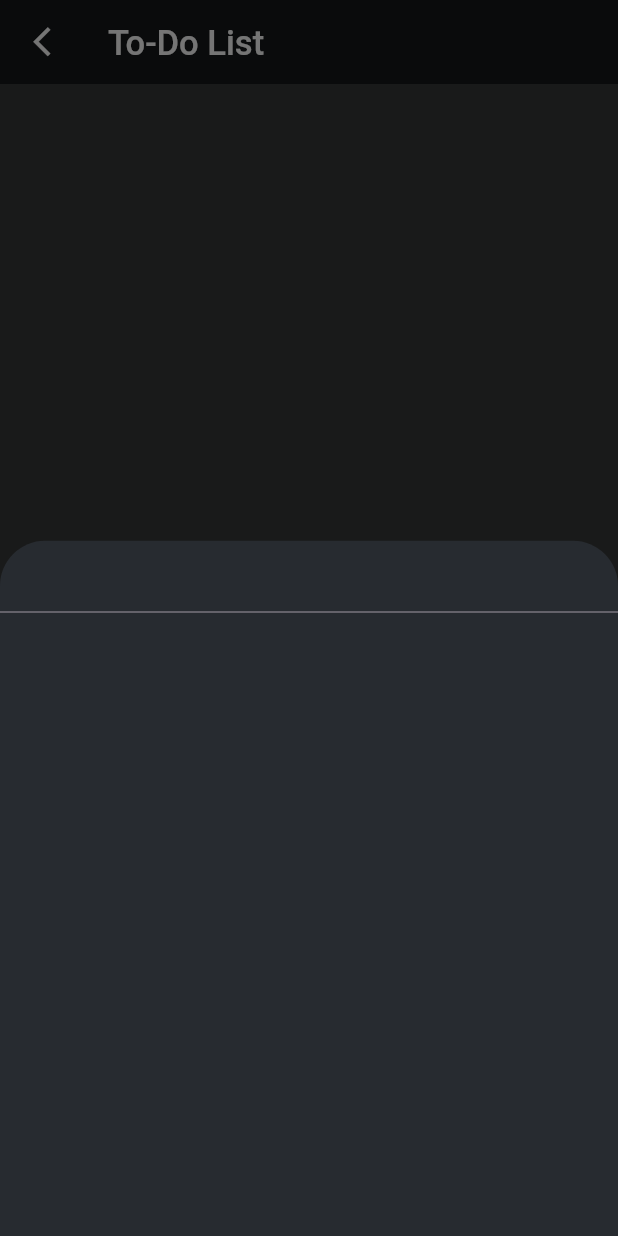
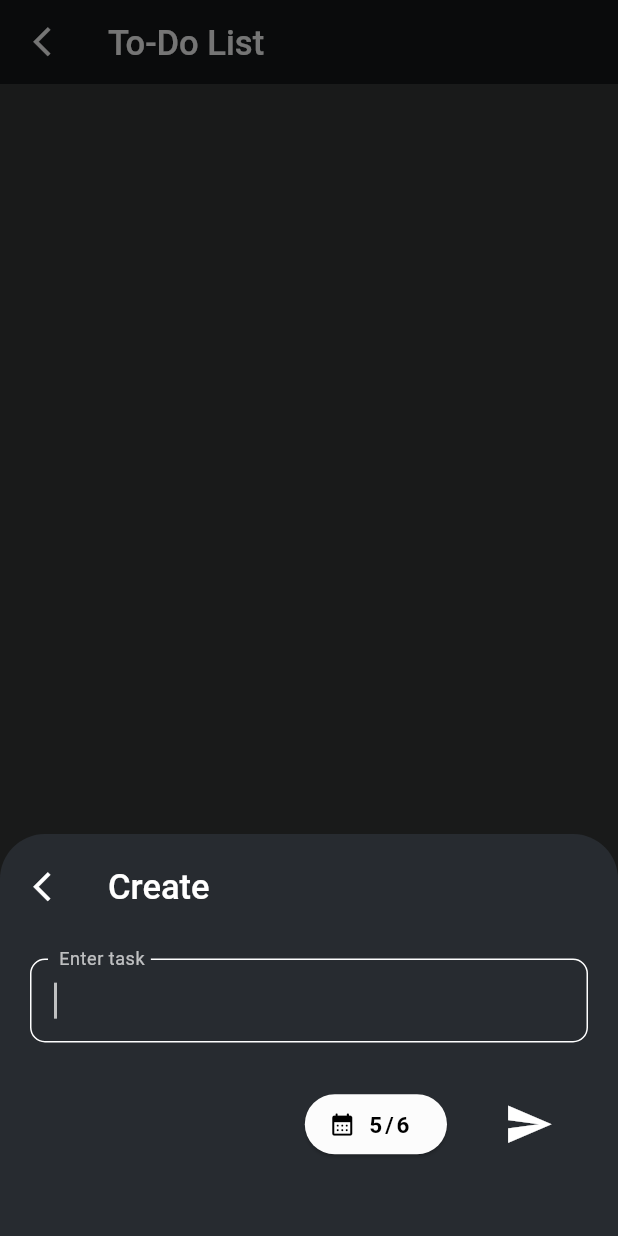
Before and after one commit to Gabbar-v7/CRUD, a Flutter app: the screen it shows after launch, after a tap on the "add" icon, on a phone screen of 412 x 824 dp. Run offline on Flutter 3.47's test engine with Material 3 defaults, Android fonts, the light colour scheme and no system bars; our stand-ins replace gap, hive_flutter; accounts and stored records are empty; project files that could hold a hidden picture were left out.

Commit message:
ModalBottomSheet Ui completed
Added textfield, date button, send button
Pending logic of send button, date button and initialising modal sheet

```diff
--- a/lib/logic/todo_list.dart
+++ b/lib/logic/todo_list.dart
@@ -6,7 +6,7 @@ import 'package:CRUD/utils/mini_tools.dart';
 import 'package:hive_flutter/hive_flutter.dart';
 
 class ToDoLogic {
-  late Worker worker ;
+  late Worker worker;
   late List<dynamic> displayTasks;
   List<String> category = [' Today', ' Previous', 'Future', ' Completed'];
   // List<String> operation = ['create', 'update', 'delete'];
@@ -20,17 +20,22 @@ class ToDoLogic {
 
 class Worker {
   late final Isolate isolate;
-  Completer<void> isolateReady=Completer<void>();
+  Completer<void> isolateReady = Completer<void>();
   late SendPort sendPort;
   late String path;
+  Box box = Hive.box('user_data');
   List<dynamic> displayTasks;
-  Function updateUi ;
+  Function updateUi;
 
-  Worker(this.displayTasks, this.updateUi){
+  Worker(this.displayTasks, this.updateUi) {
+    try {
       spawn();
+    } catch (error) {
+      null;
+    }
   }
 
-  void spawn()async{
+  void spawn() async {
     Directory dir = await getApplicationDocumentsDirectory();
     path = dir.path;
     ReceivePort receivePort = ReceivePort();
@@ -40,12 +45,16 @@ class Worker {
     isolate = await Isolate.spawn(_remoteIsolate, receivePort.sendPort);
   }
 
-  void crudIsolate(String type, Map task){
+  void crudIsolate(String type, Map task) {
     sendPort.send([type, task]);
   }
 
-  void end(){
+  void end() {
+    try {
       isolate.kill();
+    } catch (error) {
+      null;
+    }
   }
 
   void _responsesFromIsolate(dynamic message) {
@@ -54,9 +63,15 @@ class Worker {
       displayTasks.addAll(message);
       updateUi();
     } else if (message is SendPort) {
-    sendPort=message;
+      sendPort = message;
       isolateReady.complete();
-    sendPort.send(path);
+
+      DateTime today = DateTime.now();
+      if (!MiniTool.isSameDay(today, box.get('last_task_delete'))) {
+        sendPort.send({'path': path, 'deleteAll': true});
+      } else {
+        sendPort.send({'path': path, 'deleteAll': false});
+      }
     }
   }
 
@@ -65,43 +80,53 @@ class Worker {
     sendPort.send(receivePort.sendPort);
     late Box taskBox;
     late List<dynamic> orderedTasks;
-  late List<dynamic> displayTasks=[];
+    late List completedTasks;
+    late List<dynamic> displayTasks = [];
 
     receivePort.listen((dynamic message) async {
       if (message is List) {
         String operation = message[0];
         Map task = message[1];
 
-      if (operation=='create'){
+        if (operation == 'create') {
           taskBox.put(task['key'], task);
           orderedTasks.add(task);
           orderTask(orderedTasks, displayTasks);
           sendPort.send(displayTasks);
-      }
-      else if (operation == 'update'){
-        orderedTasks[orderedTasks.indexOf(taskBox.get(task['key']))]=task;
+        } else if (operation == 'update') {
+          orderedTasks[orderedTasks.indexOf(taskBox.get(task['key']))] = task;
           taskBox.put(task['key'], task);
           orderTask(orderedTasks, displayTasks);
           sendPort.send(displayTasks);
-      }
-      else if(message[0]=='delete'){
+        } else if (operation == 'delete') {
           orderedTasks.remove(task);
           taskBox.delete(task['key']);
           orderTask(orderedTasks, displayTasks);
           sendPort.send(displayTasks);
         }
+      } else if (message is Map) {
+        Hive.init(message['path']);
+        taskBox = await Hive.openBox<Map>('todo_box');
+        orderedTasks = taskBox.values.toList();
+        orderedTasks.sort(
+          (a, b) => a['dueDate'].compareTo(b['dueDate']),
+        );
+        completedTasks = orderTask(orderedTasks, displayTasks);
+        if (message['deleteAll'] == true) {
+          displayTasks.remove(completedTasks);
+          sendPort.send(displayTasks);
+          orderedTasks.remove(completedTasks);
+          for (Map task in completedTasks) {
+            taskBox.delete(task['key']);
           }
-    else if(message is String){
-      Hive.init(message);
-      taskBox =await Hive.openBox('todo_box');
-      orderedTasks = taskBox.values.toList();
-      orderTask(orderedTasks, displayTasks);
+        } else {
           sendPort.send(displayTasks);
+        }
       }
     });
   }
 
-static void orderTask(List orderedTasks, List displayTasks) {
+  static List orderTask(List orderedTasks, List displayTasks) {
     List<dynamic> todaysTasks = [];
     List<dynamic> previousTasks = [];
     List<dynamic> futureTasks = [];
@@ -122,14 +147,14 @@ static void orderTask(List orderedTasks, List displayTasks) {
         futureTasks.add(task);
       }
     }
-    List nestedList=[todaysTasks, previousTasks, futureTasks,completedTasks];
+    List nestedList = [todaysTasks, previousTasks, futureTasks, completedTasks];
     displayTasks.clear();
     for (int i = 0; i < nestedList.length; i++) {
       if (nestedList[i].isNotEmpty) {
         displayTasks.add(category[i]);
         displayTasks.addAll(nestedList[i]);
-      }}
-
       }
-
     }
+    return completedTasks;
+  }
+}
--- a/lib/pages/todo_list.dart
+++ b/lib/pages/todo_list.dart
@@ -1,34 +1,38 @@
-
 import 'package:CRUD/logic/todo_list.dart';
 import 'package:CRUD/utils/styles.dart';
 import 'package:flutter/material.dart';
 import 'package:gap/gap.dart';
+
 class ToDoPage extends StatefulWidget {
-   const ToDoPage({super.key});
+  const ToDoPage({super.key});
   @override
   State<ToDoPage> createState() => _ToDoPage();
 }
 
 class _ToDoPage extends State<ToDoPage> {
   late Styles appStyle = Styles(context);
+  late Styles modalStyle = Styles(context);
+  final TextEditingController _controller = TextEditingController();
   List<dynamic> displayTasks = [];
   late ToDoLogic logic;
-  bool initialized=false;
+  bool initialized = false;
 
   @override
   void didChangeDependencies() {
     super.didChangeDependencies();
-      if (!initialized){appStyle;
+    if (!initialized) {
+      appStyle;
       logic = ToDoLogic(
           displayTasks,
           () => setState(() {
                 displayTasks;
               }));
-    initialized=true;}
+      initialized = true;
+    }
   }
 
   @override
-  void dispose(){
+  void dispose() {
     super.dispose();
     logic.worker.end();
   }
@@ -94,20 +98,88 @@ class _ToDoPage extends State<ToDoPage> {
             )));
   }
 
+  StatefulBuilder taskModalSheet(String type, Map task) {
+    return StatefulBuilder(
+      builder: (context, setstate) => Column(
+        mainAxisSize: MainAxisSize.min,
+        children: [
+          const Gap(7),
+          modalStyle.appBar(type,
+              backgroundColor: Colors.transparent, actions: []),
+          Padding(
+            padding: EdgeInsets.only(
+                top: 20.0,
+                right: 20,
+                left: 20,
+                bottom: MediaQuery.of(context).viewInsets.bottom),
+            child: TextField(
+              autofocus: true,
+              decoration: const InputDecoration(
+                  focusColor: Colors.white,
+                  labelText: ' Enter task',
+                  labelStyle: TextStyle(
+                      color: Colors.white70, fontWeight: FontWeight.w400),
+                  floatingLabelStyle: TextStyle(
+                    color: Colors.white70,
+                    fontSize: 16,
+                    fontWeight: FontWeight.normal,
+                  ),
+                  border: OutlineInputBorder(
+                      borderRadius: BorderRadius.all(Radius.circular(10))),
+                  focusedBorder: OutlineInputBorder(
+                      borderRadius: BorderRadius.all(Radius.circular(10)),
+                      borderSide: BorderSide(color: Colors.white))),
+              style: const TextStyle(
+                color: Colors.white,
+              ),
+              controller: _controller,
+              cursorColor: Colors.white70,
+              textCapitalization: TextCapitalization.sentences,
+            ),
+          ),
+          Padding(
+            padding: const EdgeInsets.symmetric(horizontal: 35, vertical: 30),
+            child: Row(
+              mainAxisAlignment: MainAxisAlignment.end,
+              children: [
+                ElevatedButton.icon(
+                  onPressed: () => showDatePicker(
+                    context: context,
+                    initialDate: task['dueDate'],
+                    firstDate: DateTime(2000),
+                    lastDate: DateTime(5000),
 
-  StatefulBuilder taskModalSheet() {
-    final TextEditingController controller =TextEditingController();
-    return  StatefulBuilder(
-
-      builder: (context, setstate) =>
-        Column(
-        children: [
-          TextField(
-            controller: controller,
+                  ),
+                  label: Text(
+                    '${task['dueDate'].day}/${task['dueDate'].month}',
+                    style: const TextStyle(
+                      fontSize: 15,
+                      fontWeight: FontWeight.w600,
+                      letterSpacing: 2,
+                    ),
+                  ),
+                  icon: const Icon(Icons.calendar_month_rounded),
+                  style: ButtonStyle(
+                    backgroundColor: WidgetStateProperty.all(
+                        const Color.fromARGB(255, 252, 252, 252)),
+                    foregroundColor: WidgetStateProperty.all(Colors.black),
+                  ),
+                ),
+                const Gap(30),
+                IconButton(
+                    onPressed: (){},
+                    icon: const Icon(
+                      Icons.send,
+                      size: 33,
+                      color: Colors.white,
+                    ))
+              ],
+            ),
+          ),
+          const Gap(20),
+        ],
       ),
-        ],
-    ),
-      );
+    );
   }
 
   @override
@@ -131,6 +203,7 @@ class _ToDoPage extends State<ToDoPage> {
                       BorderRadius.vertical(top: Radius.circular(30.0)),
                 ),
                 context: context,
-                builder: (context) => taskModalSheet())));
+                builder: (context) => taskModalSheet(
+                    'Create', {'title': '', 'dueDate': logic.today}))));
   }
 }
--- a/lib/utils/styles.dart
+++ b/lib/utils/styles.dart
@@ -13,9 +13,9 @@ class Styles {
   }
 
   AppBar appBar(String pageName,
-          {IconData icon = Icons.arrow_back_ios_new, List<Widget>? actions}) =>
+          {IconData icon = Icons.arrow_back_ios_new, List<Widget>? actions,Color backgroundColor=const Color.fromARGB(225, 17,19,21)}) =>
       AppBar(
-        backgroundColor: const Color.fromARGB(225, 17,19,21),
+        backgroundColor: backgroundColor,
         systemOverlayStyle: const SystemUiOverlayStyle(
           statusBarColor: Colors.black38, // Set your desired color
           statusBarIconBrightness: Brightness.light, // For Android (dark icons)
```
Lines whose indentation alone changed are shown as unchanged.
